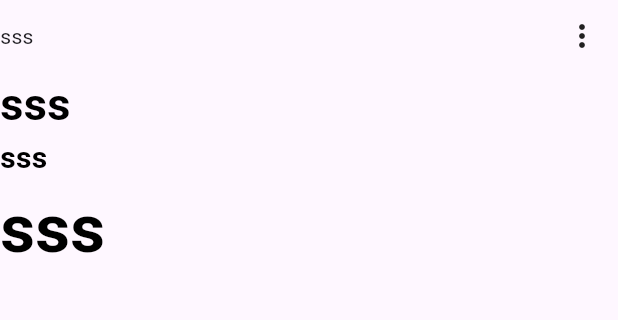
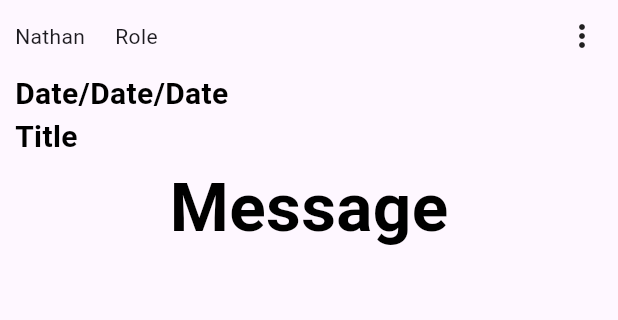
Before and after one commit to ChwaseH55/SD27, a Flutter app: the AnnouncementdetailScreen screen opened by its route, on a phone screen of 412 x 824 dp, the part 84-404 px from its top. Run offline on Flutter 3.47's test engine with Material 3 defaults, Android fonts, the light colour scheme and no system bars; our stand-ins replace carousel_slider.

Commit message:
changes to widgets
widget format changes

```diff
--- a/mobile/lib/main.dart
+++ b/mobile/lib/main.dart
@@ -15,7 +15,7 @@ void main() => runApp(MaterialApp(
 
   // Start the app with the "/" named route. In this case, the app starts
   // on the LoginScreen widget.
-  initialRoute: '/mainMenu',
+  initialRoute: '/',
   routes: {
     // When navigating to the "/" route, build the FirstScreen widget.
     '/': (context) => const LoginScreen(),
--- a/mobile/lib/screens/announcementdetail_screen.dart
+++ b/mobile/lib/screens/announcementdetail_screen.dart
@@ -1,4 +1,5 @@
 import 'package:flutter/material.dart';
+import 'package:coffee_card/widgets/announcementdetails_widget.dart';
 
 class AnnouncementdetailScreen extends StatelessWidget {
   const AnnouncementdetailScreen({super.key});
@@ -14,35 +15,13 @@ class AnnouncementdetailScreen extends StatelessWidget {
         centerTitle: true,
         backgroundColor: const Color.fromRGBO(186, 155, 55, 1),
       ),
-      body: const MainBody(),
+      body: const AnnouncementdetailsWidget(
+        posterName: 'Nathan',
+        posterRole: 'Role',
+        anncDate:'Date/Date/Date' ,
+        anncTitle: 'Title',
+        anncMessage: 'Message',
+      ),
     );
   }
 }
-
-class MainBody extends StatelessWidget {
-  const MainBody({super.key});
-
-void handleClick(int item) {
-  switch (item) {
-    case 0:
-      break;
-    case 1:
-      break;
-  }
-}
-  @override
-  Widget build(BuildContext context) {
-    return Column(children: [
-      Row(children: [const Text('sss'), const Spacer(), PopupMenuButton<int>(
-          onSelected: (item) => handleClick(item),
-          itemBuilder: (context) => [
-            const PopupMenuItem<int>(value: 0, child: Text('One')),
-            const PopupMenuItem<int>(value: 1, child: Text('Two')),
-          ],
-        ),],),
-      const Row(children: [Text('sss', style: TextStyle(fontWeight: FontWeight.w700, fontSize: 30, color: Colors.black, ), )],),
-      const Row(children: [Text('sss', style: TextStyle(fontWeight: FontWeight.w700, fontSize: 20, color: Colors.black),)],),
-      const Row(children: [Text('sss', style: TextStyle(fontWeight: FontWeight.w700, fontSize: 45, color: Colors.black),)],)
-    ],);
-  }
-}
--- a/mobile/lib/widgets/announcement_widget.dart
+++ b/mobile/lib/widgets/announcement_widget.dart
@@ -26,12 +26,12 @@ class AnnouncementWidget extends StatelessWidget {
           ),
         ),
         child: Padding(
-          padding: const EdgeInsets.only(left: 20, right: 8, bottom: 10),
+          padding: const EdgeInsets.only(left: 20, right: 8, bottom: 10, top: 5),
           child: Column(
             children: <Widget>[
               Row(
                 children: <Widget>[
-                  Text(title),
+                  Text(title, style: const TextStyle(fontWeight: FontWeight.w700,),),
                   const Spacer(),
                   Text(date),
                 ],
--- /dev/null
+++ b/mobile/lib/widgets/announcementdetails_widget.dart
@@ -0,0 +1,95 @@
+import 'package:flutter/material.dart';
+
+class AnnouncementdetailsWidget extends StatelessWidget {
+  final String posterName;
+  final String posterRole;
+  final String anncDate;
+  final String anncTitle;
+  final String anncMessage;
+
+  const AnnouncementdetailsWidget({
+    super.key,
+    required this.posterName,
+    required this.posterRole,
+    required this.anncDate,
+    required this.anncTitle,
+    required this.anncMessage,
+  });
+
+  void handleClick(int item) {
+    switch (item) {
+      case 0:
+        break;
+      case 1:
+        break;
+    }
+  }
+
+  @override
+  Widget build(BuildContext context) {
+    return Column(
+      children: [
+        Padding(
+            padding: const EdgeInsets.only(left: 10),
+            child: Row(
+              children: [
+                Text(posterName),
+                Padding(
+                    padding: const EdgeInsets.only(left: 20),
+                    child: Text(posterRole)),
+                const Spacer(),
+                PopupMenuButton<int>(
+                  onSelected: (item) => handleClick(item),
+                  itemBuilder: (context) => [
+                    const PopupMenuItem<int>(value: 0, child: Text('One')),
+                    const PopupMenuItem<int>(value: 1, child: Text('Two')),
+                  ],
+                ),
+              ],
+            )),
+        Padding(
+          padding: const EdgeInsets.only(left: 10),
+          child: Row(
+            children: [
+              Text(
+                anncDate,
+                style: const TextStyle(
+                  fontWeight: FontWeight.w700,
+                  fontSize: 20,
+                  color: Colors.black,
+                ),
+              )
+            ],
+          )
+        ),
+        Padding(
+          padding: const EdgeInsets.only(left: 10),
+          child: Row(
+            children: [
+              Text(
+                anncTitle,
+                style: const TextStyle(
+                    fontWeight: FontWeight.w700,
+                    fontSize: 20,
+                    color: Colors.black),
+              )
+            ],
+          )
+        ),
+        Row(
+          mainAxisAlignment: MainAxisAlignment.center,
+      crossAxisAlignment: CrossAxisAlignment.center,
+          children: [
+            Text(
+              anncMessage,
+              style: const TextStyle(
+                  fontWeight: FontWeight.w700,
+                  fontSize: 45,
+                  color: Colors.black),
+            )
+          ],
+        )
+      ],
+    );
+  }
+}
--- a/mobile/lib/widgets/forum_widget.dart
+++ b/mobile/lib/widgets/forum_widget.dart
@@ -18,7 +18,7 @@ class ForumWidget extends StatelessWidget {
         decoration: const BoxDecoration(
           border: Border(
             top: BorderSide(color: Colors.black),
-            bottom: BorderSide(color: Colors.black),
+
           ),
         ),
         child: Padding(
```
Also changed, not shown: mobile/lib/screens/discussionforum_screen.dart (+1 -40 lines), mobile/lib/screens/login_screen.dart (+12 -0 lines), mobile/assets/images/golf_club_logo.jpg (added).
